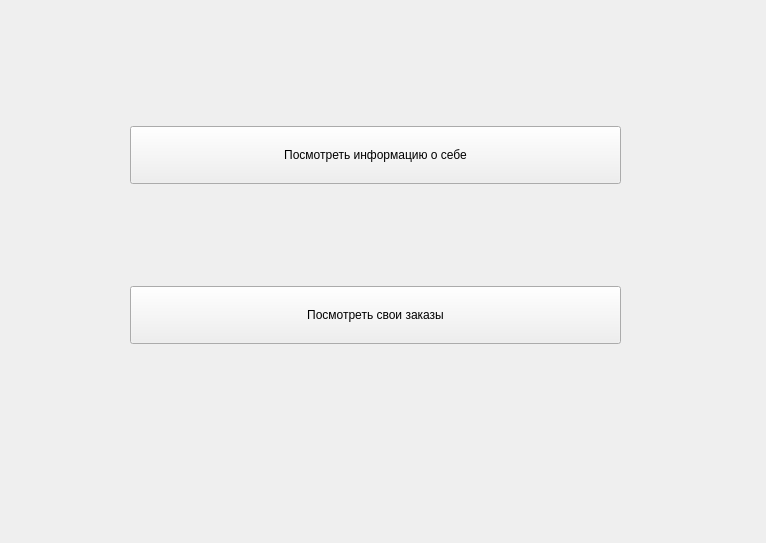
rasulov1337/ais-it-firm, file client/client_main.ui: the form before one commit.
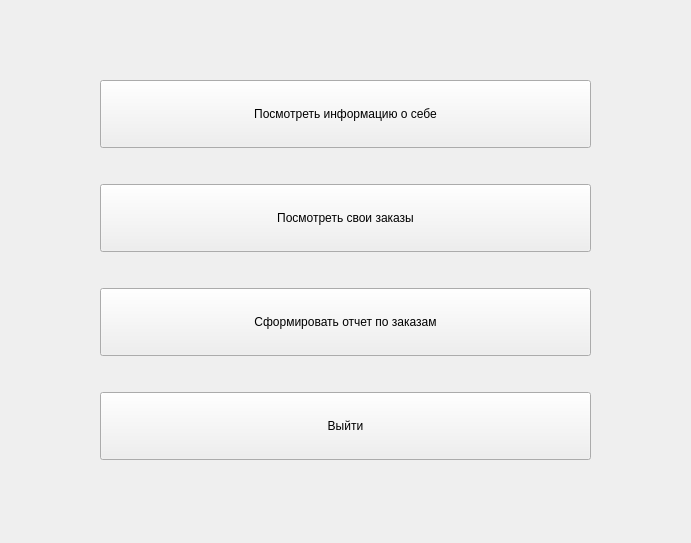
The form after the commit.

Commit message: + Add ui for client windows + Move create_msg_box method into utils.py + Add report for client + Add ability to change data in related tables

The edit to the form file:
```diff
--- a/client/client_main.ui
+++ b/client/client_main.ui
@@ -6,31 +6,40 @@
    <rect>
     <x>0</x>
     <y>0</y>
-    <width>766</width>
+    <width>691</width>
     <height>543</height>
    </rect>
   </property>
   <property name="windowTitle">
    <string>Form</string>
   </property>
-  <widget class="QWidget" name="verticalLayoutWidget">
-   <property name="geometry">
-    <rect>
-     <x>130</x>
-     <y>30</y>
-     <width>491</width>
-     <height>411</height>
-    </rect>
+  <property name="styleSheet">
+   <string notr="true"/>
    </property>
    <layout class="QVBoxLayout" name="verticalLayout">
+   <property name="leftMargin">
+    <number>100</number>
+   </property>
+   <property name="topMargin">
+    <number>50</number>
+   </property>
+   <property name="rightMargin">
+    <number>100</number>
+   </property>
+   <property name="bottomMargin">
+    <number>50</number>
+   </property>
     <item>
      <widget class="QPushButton" name="about_btn">
       <property name="minimumSize">
        <size>
         <width>0</width>
-        <height>58</height>
-       </size>
-      </property>
+       <height>62</height>
+      </size>
+     </property>
+     <property name="styleSheet">
+      <string notr="true">min-height: 60px;</string>
+     </property>
       <property name="text">
        <string>Посмотреть информацию о себе</string>
       </property>
@@ -41,16 +50,40 @@
       <property name="minimumSize">
        <size>
         <width>0</width>
-        <height>58</height>
-       </size>
-      </property>
+       <height>62</height>
+      </size>
+     </property>
+     <property name="styleSheet">
+      <string notr="true">min-height: 60px;</string>
+     </property>
       <property name="text">
        <string>Посмотреть свои заказы</string>
       </property>
      </widget>
     </item>
-   </layout>
-  </widget>
+   <item>
+    <widget class="QPushButton" name="create_report_btn">
+     <property name="styleSheet">
+      <string notr="true">min-height: 60px;
+</string>
+     </property>
+     <property name="text">
+      <string>Сформировать отчет по заказам</string>
+     </property>
+    </widget>
+   </item>
+   <item>
+    <widget class="QPushButton" name="close_btn">
+     <property name="styleSheet">
+      <string notr="true">min-height: 60px;
+</string>
+     </property>
+     <property name="text">
+      <string>Выйти</string>
+     </property>
+    </widget>
+   </item>
+  </layout>
  </widget>
  <resources/>
  <connections/>
```
Lines whose indentation alone changed are shown as unchanged. The commit also changes 12 other files.
